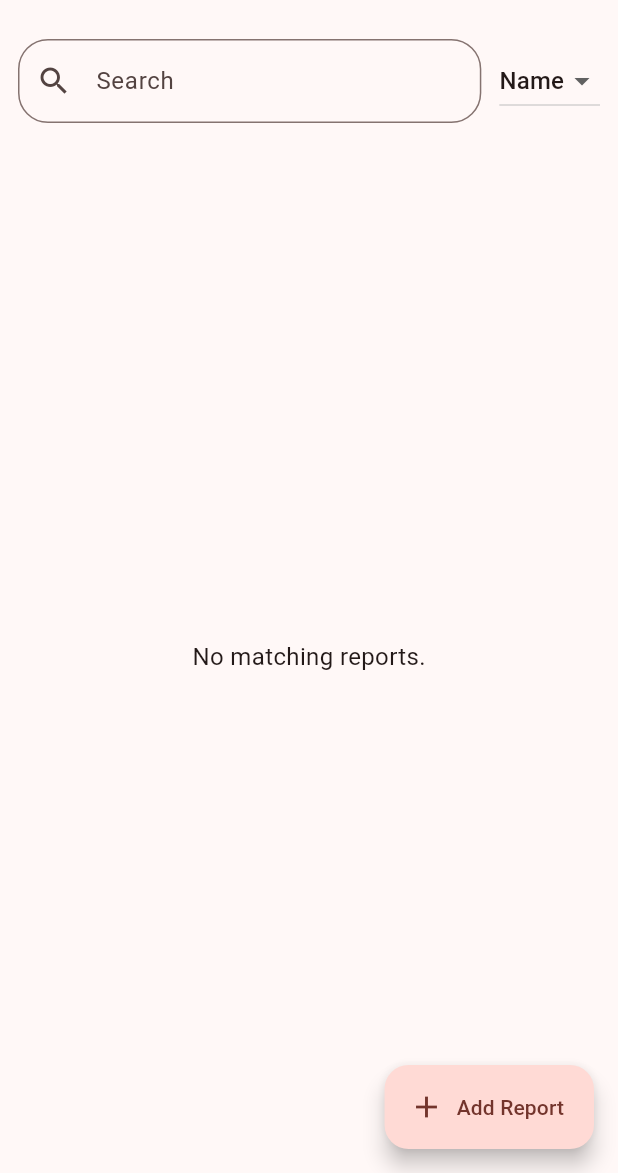
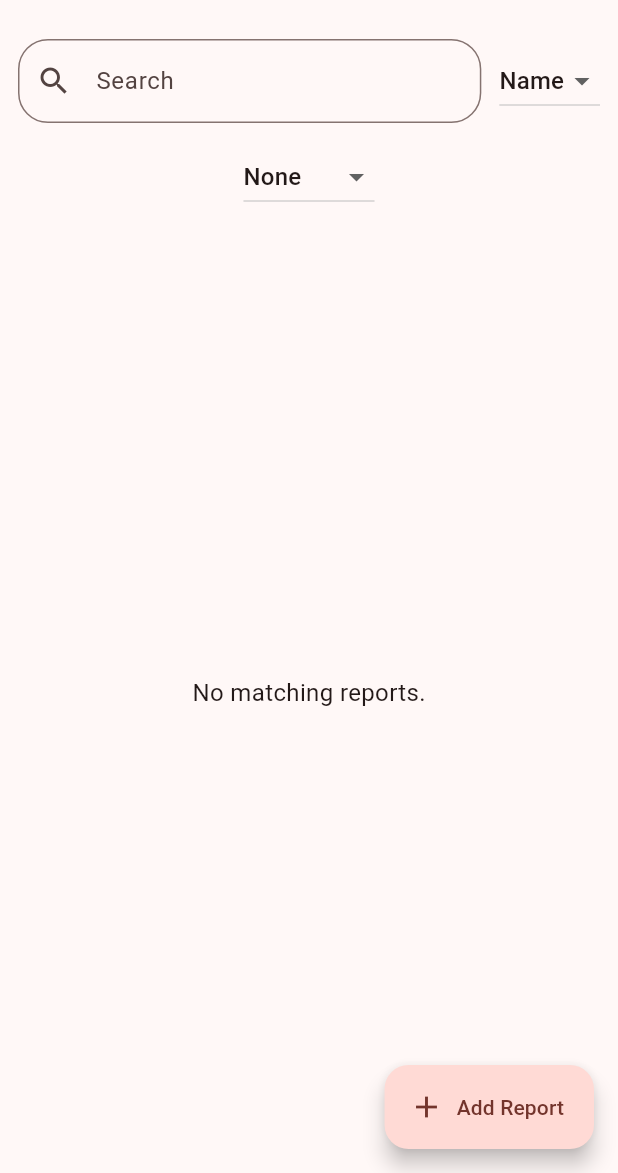
Before and after one commit to ByggL/samueliot_immocheck, a Flutter app: the screen it shows after launch, on a phone screen of 412 x 824 dp, the part 63-1236 px from its top. Run offline on Flutter 3.47's test engine with Material 3 defaults, Android fonts, the phone set to English and light mode, and no system bars; our stand-ins replace flutter_secure_storage, image_picker, pdf, permission_handler, printing, share_plus and 1 more.

Commit message:
implemented status based reports filter

```diff
--- a/lib/ui/homepage/report_list.dart
+++ b/lib/ui/homepage/report_list.dart
@@ -1,10 +1,10 @@
 import 'package:flutter/material.dart';
 import 'package:intl/intl.dart';
+import 'package:samueliot_immocheck/data/enums.dart';
 import 'package:samueliot_immocheck/providers/rapport_provider.dart';
 import 'package:samueliot_immocheck/ui/forms/build_rapport_form.dart';
 import 'package:samueliot_immocheck/ui/homepage/report_card.dart';
 import 'package:provider/provider.dart';
-
 
 class ReportList extends StatefulWidget {
   const ReportList({super.key});
@@ -14,25 +14,67 @@ class ReportList extends StatefulWidget {
 }
 
 class _ReportListState extends State<ReportList> {
-
   List<Rapport> _reports = [];
 
   final TextEditingController _searchController = TextEditingController();
   String _searchField = 'name'; // current field used for filtering
   String _searchQuery = '';
 
+  String _filterValue = 'none';
+
   // Filtered list based on query and field
+  // List<Rapport> get _filteredReports {
+  //   return _reports.where((report) {
+  //     final fieldValue = switch (_searchField) {
+  //       'name' => report.nom,
+  //       'type' => report.propertyType.toString(),
+  //       'date' => DateFormat('yyyy-MM-dd – kk:mm').format(report.creationDate),
+  //       _ => report.nom,
+  //     };
+
+  //     final isIncludedByFilter = switch (_filterValue) {
+  //       'none' => true,
+  //       'inprogress' => report.statutRapport == EtatsRapport.enCours,
+  //       'finished' => report.statutRapport == EtatsRapport.termine,
+  //       _ => true,
+  //     };
+
+  //     if (_searchField.isEmpty) return isIncludedByFilter;
+
+  //     return fieldValue.toLowerCase().contains(_searchQuery.toLowerCase()) &&
+  //         isIncludedByFilter;
+  //   }).toList();
+  // }
+
   List<Rapport> get _filteredReports {
-    if (_searchQuery.isEmpty) return _reports;
-    return _reports.where((report) {
-      final fieldValue = switch (_searchField) {
-        'name' => report.nom,
-        'type' => report.propertyType.toString(),
-        'date' => DateFormat('yyyy-MM-dd – kk:mm').format(report.creationDate),
-        _ => report.nom,
+    Iterable<Rapport> filtered = _reports;
+
+    filtered = filtered.where((report) {
+      final isIncludedByFilter = switch (_filterValue) {
+        'none' => true,
+        'inprogress' => report.statutRapport == EtatsRapport.enCours,
+        'finished' => report.statutRapport == EtatsRapport.termine,
+        _ => true,
       };
-      return fieldValue.toLowerCase().contains(_searchQuery.toLowerCase());
-    }).toList();
+
+      return isIncludedByFilter;
+    });
+
+    if (_searchQuery.isNotEmpty) {
+      filtered = filtered.where((report) {
+        final fieldValue = switch (_searchField) {
+          'name' => report.nom,
+          'type' => report.propertyType.toString(),
+          'date' => DateFormat(
+            'yyyy-MM-dd – kk:mm',
+          ).format(report.creationDate),
+          _ => report.nom,
+        };
+        return fieldValue.toLowerCase().contains(_searchQuery.toLowerCase());
+      });
+    }
+
+    return filtered.toList();
   }
 
   @override
@@ -40,8 +82,6 @@ class _ReportListState extends State<ReportList> {
     super.initState();
     context.read<RapportProvider>().loadRapports();
   }
-
-
 
   @override
   Widget build(BuildContext context) {
@@ -91,6 +131,20 @@ class _ReportListState extends State<ReportList> {
             ),
           ),
 
+          DropdownButton<String>(
+            value: _filterValue,
+            onChanged: (value) {
+              setState(() {
+                _filterValue = value!;
+              });
+            },
+            items: const [
+              DropdownMenuItem(value: 'none', child: Text('None')),
+              DropdownMenuItem(value: 'inprogress', child: Text('En cours')),
+              DropdownMenuItem(value: 'finished', child: Text('Terminé')),
+            ],
+          ),
+
           // 📋 Report list
           Expanded(
             child:
@@ -109,7 +163,9 @@ class _ReportListState extends State<ReportList> {
                         return ReportCard(
                           report: report,
                           onDelete: () {
-                            context.read<RapportProvider>().removeRapport(report);
+                            context.read<RapportProvider>().removeRapport(
+                              report,
+                            );
                             setState(() {});
                           },
                         );
@@ -119,7 +175,7 @@ class _ReportListState extends State<ReportList> {
         ],
       ),
       floatingActionButton: FloatingActionButton.extended(
-        onPressed: ()  {
+        onPressed: () {
           Navigator.push(context, BuildRapportForm.route());
         },
         label: const Text("Add Report"),
```
